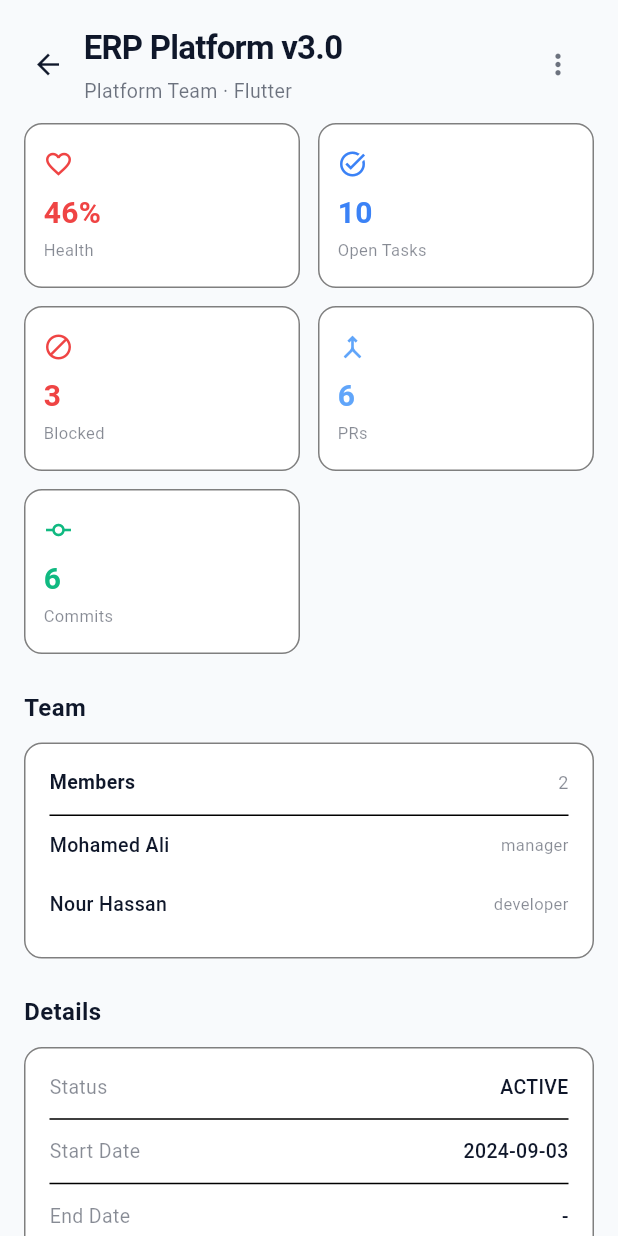
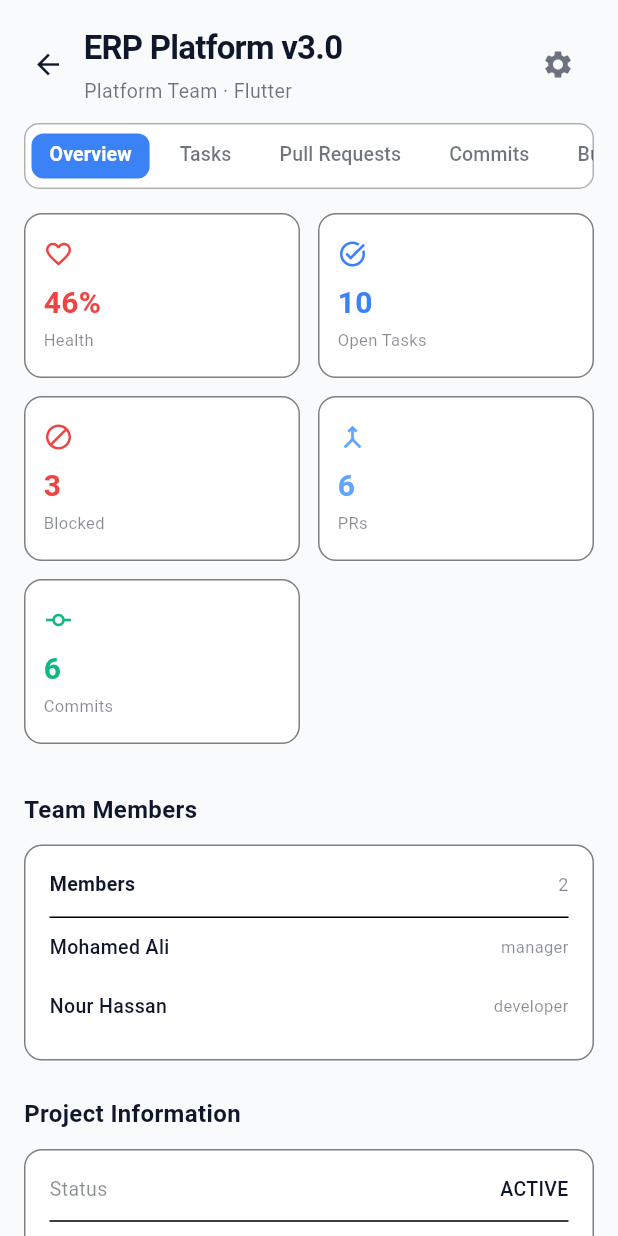
Before and after one commit to zienab-amr/SynTrace, a Flutter app: the ProjectDetailsScreen screen opened directly with empty values, on a phone screen of 412 x 824 dp. Run offline on Flutter 3.47's test engine with Material 3 defaults, Android fonts, the phone set to English and light mode, and no system bars; our stand-ins replace dio, equatable, flutter_bloc, flutter_markdown, flutter_secure_storage, go_router and 1 more; accounts and stored records are empty.

Commit message:
SYNT-86 : adjust project details screen layout

```diff
--- a/mobile/lib/features/projects/presentation/screens/project_details_screen.dart
+++ b/mobile/lib/features/projects/presentation/screens/project_details_screen.dart
@@ -1,11 +1,17 @@
 import 'package:flutter/material.dart';
 import 'package:syntrace/core/models/project_model.dart';
 import 'package:syntrace/features/projects/data/mock_projects.dart';
+import 'package:syntrace/features/projects/presentation/widgets/details/project_ai_notes_section.dart';
 import 'package:syntrace/features/projects/presentation/widgets/details/project_info_section.dart';
+import 'package:syntrace/features/projects/presentation/widgets/details/project_notes_section.dart';
 import 'package:syntrace/features/projects/presentation/widgets/details/project_stats_grid.dart';
-import 'package:syntrace/features/projects/presentation/widgets/details/section_title.dart';
+import 'package:syntrace/features/projects/presentation/widgets/details/project_team_notes_section.dart';
 import 'package:syntrace/features/projects/presentation/widgets/details/team_section.dart';
-import 'package:syntrace/features/projects/presentation/widgets/overlays/project_overlays.dart';
+import 'package:syntrace/features/projects/presentation/widgets/overlays/bugs_list_view.dart';
+import 'package:syntrace/features/projects/presentation/widgets/overlays/commits_list_view.dart';
+import 'package:syntrace/features/projects/presentation/widgets/overlays/prs_list_view.dart';
+import 'package:syntrace/features/projects/presentation/widgets/overlays/tasks_list_view.dart';
+import 'package:syntrace/features/projects/presentation/widgets/details/project_details_tabs.dart';
 import 'package:syntrace/shared/widgets/layouts/app_page_scaffold.dart';
 
 class ProjectDetailsScreen extends StatefulWidget {
@@ -17,14 +23,23 @@ class ProjectDetailsScreen extends StatefulWidget {
   State<ProjectDetailsScreen> createState() => _ProjectDetailsScreenState();
 }
 
-class _ProjectDetailsScreenState extends State<ProjectDetailsScreen> {
+class _ProjectDetailsScreenState extends State<ProjectDetailsScreen>
+    with SingleTickerProviderStateMixin {
   ProjectModel? _project;
   ProjectStats? _stats;
+  late TabController _tabController;
 
   @override
   void initState() {
     super.initState();
+    _tabController = TabController(length: 7, vsync: this); // 6 تابات
     _loadProject();
+  }
+
+  @override
+  void dispose() {
+    _tabController.dispose();
+    super.dispose();
   }
 
   void _loadProject() {
@@ -50,8 +65,6 @@ class _ProjectDetailsScreenState extends State<ProjectDetailsScreen> {
       );
     }
 
-    final id = _project!.id;
-
     return AppPageScaffold(
       title: _project!.name,
       subtitle: _project!.description,
@@ -60,41 +73,121 @@ class _ProjectDetailsScreenState extends State<ProjectDetailsScreen> {
         IconButton(
           onPressed: () {},
           icon: Icon(
-            Icons.more_vert,
+            Icons.settings,
             color: theme.colorScheme.onSurface.withOpacity(0.6),
           ),
         ),
       ],
-      child: SingleChildScrollView(
       child: Column(
         crossAxisAlignment: CrossAxisAlignment.start,
         children: [
-            // ─── Stats Grid ───
+          ProjectDetailsTabs(controller: _tabController),
+          const SizedBox(height: 16),
+          Expanded(
+            child: TabBarView(
+              controller: _tabController,
+              children: [
+                _buildOverviewTab(),
+                _buildConstrainedContent(
+                  TasksListView(projectId: _project!.id),
+                ),
+                _buildConstrainedContent(PRsListView(projectId: _project!.id)),
+                _buildConstrainedContent(
+                  CommitsListView(projectId: _project!.id),
+                ),
+                _buildConstrainedContent(const BugsListView()),
+                _buildConstrainedContent(
+                  ProjectTeamNotesSection(projectId: _project!.id),
+                ),
+                _buildConstrainedContent(const ProjectAiNotesSection()),
+              ],
+            ),
+          ),
+        ],
+      ),
+    );
+  }
+
+  Widget _buildConstrainedContent(Widget child) {
+    return Center(
+      child: ConstrainedBox(
+        constraints: const BoxConstraints(maxWidth: 900),
+        child: child,
+      ),
+    );
+  }
+
+  Widget _buildOverviewTab() {
+    return SingleChildScrollView(
+      child: Column(
+        crossAxisAlignment: CrossAxisAlignment.start,
+        children: [
           if (_stats != null)
             ProjectStatsGrid(
               stats: _stats!,
-                onHealthTap: () => ProjectOverlays.showHealth(context, id),
-                onTasksTap: () => ProjectOverlays.showTasks(context, id),
-                onBlockedTap: () => ProjectOverlays.showBlocked(context, id),
-                onPRsTap: () => ProjectOverlays.showPRs(context, id),
-                onCommitsTap: () => ProjectOverlays.showCommits(context, id),
+              onHealthTap: () {},
+              onTasksTap: () => _tabController.animateTo(1),
+              onBlockedTap: () => _tabController.animateTo(4),
+              onPRsTap: () => _tabController.animateTo(2),
+              onCommitsTap: () => _tabController.animateTo(3),
             ),
 
-            const SizedBox(height: 24),
+          const SizedBox(height: 32),
 
-            // ─── Team ───
-            const SectionTitle(title: 'Team'),
+          LayoutBuilder(
+            builder: (context, constraints) {
+              final isDesktop = constraints.maxWidth > 800;
+
+              final teamWidget = Column(
+                crossAxisAlignment: CrossAxisAlignment.start,
+                children: [
+                  Text(
+                    'Team Members',
+                    style: TextStyle(
+                      color: Theme.of(context).colorScheme.onSurface,
+                      fontSize: 16,
+                      fontWeight: FontWeight.bold,
+                    ),
+                  ),
                   const SizedBox(height: 12),
                   TeamSection(memberIds: _project!.memberIds),
+                ],
+              );
 
-            const SizedBox(height: 24),
-
-            // ─── Details ───
-            const SectionTitle(title: 'Details'),
+              final infoWidget = Column(
+                crossAxisAlignment: CrossAxisAlignment.start,
+                children: [
+                  Text(
+                    'Project Information',
+                    style: TextStyle(
+                      color: Theme.of(context).colorScheme.onSurface,
+                      fontSize: 16,
+                      fontWeight: FontWeight.bold,
+                    ),
+                  ),
                   const SizedBox(height: 12),
                   ProjectInfoSection(project: _project!),
                 ],
+              );
+
+              if (isDesktop) {
+                return Row(
+                  crossAxisAlignment: CrossAxisAlignment.start,
+                  children: [
+                    Expanded(child: teamWidget),
+                    const SizedBox(width: 24),
+                    Expanded(child: infoWidget),
+                  ],
+                );
+              }
+
+              return Column(
+                children: [teamWidget, const SizedBox(height: 24), infoWidget],
+              );
+            },
           ),
+          const SizedBox(height: 48),
+        ],
       ),
     );
   }
```
Lines whose indentation alone changed are shown as unchanged.
